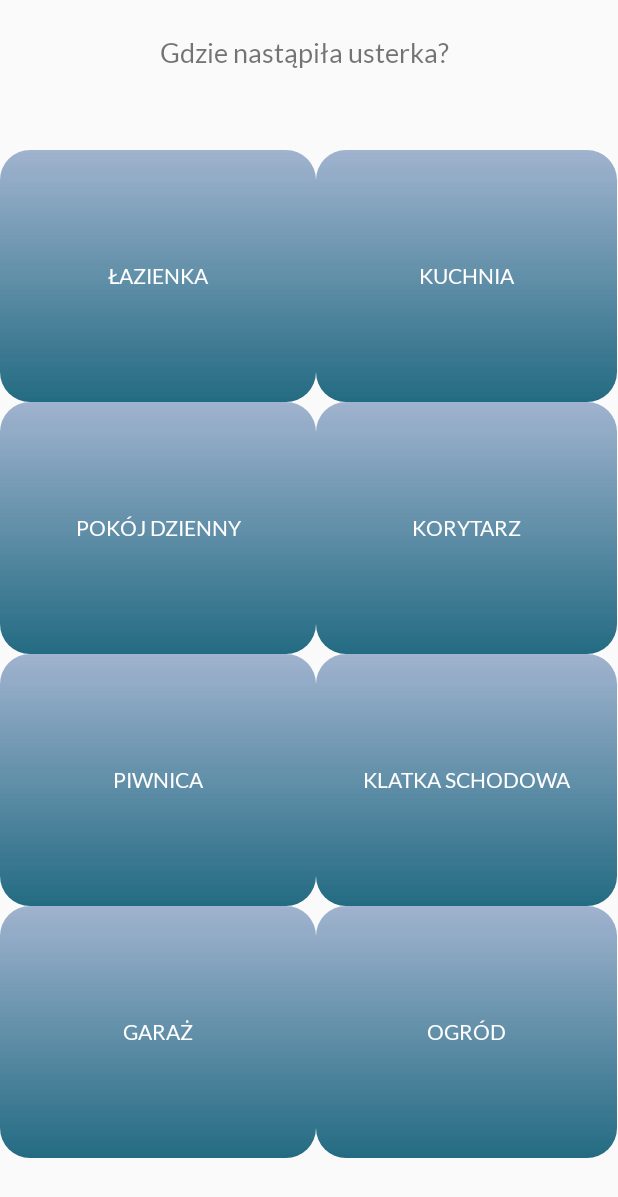
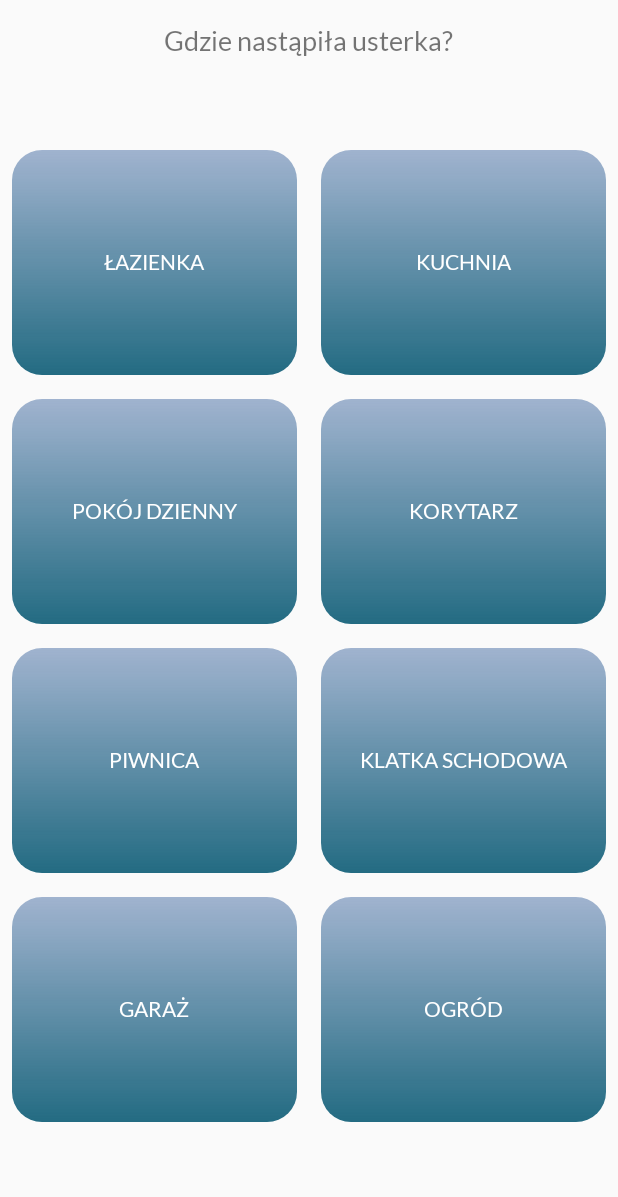
Before and after one commit to vegenative/Resident_Alert, an Android app: the PlaceActivity screen opened directly, with no data from a screen before it, on a phone screen of 412 x 824 dp. Shown: the top 1197 px of the screen. Run offline under Robolectric (Android 15) with nearby library versions, the phone set to English and light mode, and no system bars.

Commit message:
fix view bugs

```diff
--- a/app/src/main/res/layout/activity_place.xml
+++ b/app/src/main/res/layout/activity_place.xml
@@ -6,35 +6,57 @@
     android:layout_height="match_parent"
     tools:context=".activities.PlaceActivity">
 
+    <TextView
+        android:id="@+id/placeText"
+        android:layout_width="wrap_content"
+        android:layout_height="wrap_content"
+        android:layout_marginTop="16dp"
+        android:gravity="center"
+        android:text="Gdzie nastąpiła usterka?"
+        android:textAlignment="center"
+        android:textSize="18sp"
+        app:layout_constraintEnd_toEndOf="parent"
+        app:layout_constraintHorizontal_bias="0.497"
+        app:layout_constraintStart_toStartOf="parent"
+        app:layout_constraintTop_toTopOf="parent" />
+
     <ScrollView
         android:id="@+id/scrollView2"
-        android:layout_width="0dp"
+        android:layout_width="match_parent"
         android:layout_height="match_parent"
         android:layout_marginTop="100dp"
+        app:layout_constraintEnd_toEndOf="parent"
         app:layout_constraintStart_toStartOf="parent"
         app:layout_constraintTop_toBottomOf="@+id/placeText">
 
         <TableLayout
-            android:stretchColumns="*"
             android:layout_width="match_parent"
-            android:layout_height="wrap_content">
+            android:layout_height="0dp"
+            android:stretchColumns="*">
 
             <TableRow
                 android:layout_width="match_parent"
-                android:layout_height="match_parent">
+                android:layout_height="match_parent"
+                android:layout_marginBottom="16dp">
 
                 <Button
                     android:id="@+id/bathroomButton"
-                    android:layout_width="200dp"
-                    android:layout_height="168dp"
+                    android:layout_width="0dp"
+                    android:layout_height="150dp"
+                    android:layout_weight="1"
+                    android:layout_column="0"
+                    android:layout_marginHorizontal="8dp"
                     android:background="@drawable/sketch_button"
                     android:text="Łazienka"
                     android:textColor="#FFF" />
 
                 <Button
                     android:id="@+id/kitchenButton"
-                    android:layout_width="131dp"
-                    android:layout_height="match_parent"
+                    android:layout_width="0dp"
+                    android:layout_height="150dp"
+                    android:layout_weight="1"
+                    android:layout_column="1"
+                    android:layout_marginHorizontal="8dp"
                     android:background="@drawable/sketch_button"
                     android:text="Kuchnia"
                     android:textColor="#FFF" />
@@ -42,20 +64,27 @@
 
             <TableRow
                 android:layout_width="match_parent"
-                android:layout_height="match_parent">
+                android:layout_height="wrap_content"
+                android:layout_marginBottom="16dp">
 
                 <Button
                     android:id="@+id/salonButton"
-                    android:layout_width="210dp"
-                    android:layout_height="168dp"
+                    android:layout_width="0dp"
+                    android:layout_height="150dp"
+                    android:layout_weight="1"
+                    android:layout_column="0"
+                    android:layout_marginHorizontal="8dp"
                     android:background="@drawable/sketch_button"
                     android:text="Pokój dzienny"
                     android:textColor="#FFF" />
 
                 <Button
                     android:id="@+id/corridorButton"
-                    android:layout_width="200dp"
-                    android:layout_height="168dp"
+                    android:layout_width="0dp"
+                    android:layout_height="150dp"
+                    android:layout_weight="1"
+                    android:layout_column="1"
+                    android:layout_marginHorizontal="8dp"
                     android:background="@drawable/sketch_button"
                     android:text="Korytarz"
                     android:textColor="#FFF" />
@@ -64,20 +93,27 @@
 
             <TableRow
                 android:layout_width="match_parent"
-                android:layout_height="match_parent">
+                android:layout_height="150dp"
+                android:layout_marginBottom="16dp">
 
                 <Button
                     android:id="@+id/cellarButton"
-                    android:layout_width="210dp"
-                    android:layout_height="168dp"
+                    android:layout_width="0dp"
+                    android:layout_height="150dp"
+                    android:layout_weight="1"
+                    android:layout_column="0"
+                    android:layout_marginHorizontal="8dp"
                     android:background="@drawable/sketch_button"
                     android:text="Piwnica"
                     android:textColor="#FFF" />
 
                 <Button
                     android:id="@+id/staircaseButton"
-                    android:layout_width="200dp"
-                    android:layout_height="168dp"
+                    android:layout_width="0dp"
+                    android:layout_height="150dp"
+                    android:layout_weight="1"
+                    android:layout_column="1"
+                    android:layout_marginHorizontal="8dp"
                     android:background="@drawable/sketch_button"
                     android:text="Klatka schodowa"
                     android:textColor="#FFF" />
@@ -85,20 +121,27 @@
 
             <TableRow
                 android:layout_width="match_parent"
-                android:layout_height="match_parent">
+                android:layout_height="wrap_content"
+                android:layout_marginBottom="16dp">
 
                 <Button
                     android:id="@+id/garageButton"
-                    android:layout_width="210dp"
-                    android:layout_height="168dp"
+                    android:layout_width="0dp"
+                    android:layout_height="150dp"
+                    android:layout_weight="1"
+                    android:layout_column="0"
+                    android:layout_marginHorizontal="8dp"
                     android:background="@drawable/sketch_button"
                     android:text="Garaż"
                     android:textColor="#FFF" />
 
                 <Button
                     android:id="@+id/gardenButton"
-                    android:layout_width="200dp"
-                    android:layout_height="168dp"
+                    android:layout_width="0dp"
+                    android:layout_height="150dp"
+                    android:layout_column="1"
+                    android:layout_weight="1"
+                    android:layout_marginHorizontal="8dp"
                     android:background="@drawable/sketch_button"
                     android:text="Ogród"
                     android:textColor="#FFF" />
@@ -106,16 +149,4 @@
         </TableLayout>
     </ScrollView>
 
-    <TextView
-        android:id="@+id/placeText"
-        android:layout_width="198dp"
-        android:layout_height="38dp"
-        android:layout_marginTop="24dp"
-        android:text="Gdzie nastąpiła usterka?"
-        android:textSize="18sp"
-        app:layout_constraintEnd_toEndOf="parent"
-        app:layout_constraintHorizontal_bias="0.497"
-        app:layout_constraintStart_toStartOf="parent"
-        app:layout_constraintTop_toTopOf="parent" />
-
 </androidx.constraintlayout.widget.ConstraintLayout>
--- a/app/src/main/res/layout/activity_start.xml
+++ b/app/src/main/res/layout/activity_start.xml
@@ -22,7 +22,7 @@
     <androidx.viewpager.widget.ViewPager
         android:id="@+id/slideViewPager"
         android:layout_width="match_parent"
-        android:layout_height="600dp"
+        android:layout_height="500dp"
         app:layout_constraintEnd_toEndOf="parent"
         app:layout_constraintStart_toStartOf="parent"
         app:layout_constraintTop_toTopOf="parent"
@@ -35,7 +35,7 @@
         android:layout_width="wrap_content"
         android:layout_height="wrap_content"
         android:orientation="horizontal"
-        android:padding="20dp"
+        android:padding="10dp"
         app:layout_constraintBottom_toBottomOf="parent"
         app:layout_constraintEnd_toEndOf="parent"
         app:layout_constraintHorizontal_bias="0.5"
@@ -50,7 +50,6 @@
         android:id="@+id/loginButton"
         android:layout_width="295dp"
         android:layout_height="50dp"
-        android:layout_marginTop="12dp"
         android:background="@drawable/login_btn"
         android:text="@string/goNext"
         app:layout_constraintEnd_toEndOf="parent"
```
Also changed, not shown: app/src/main/res/layout/activity_action.xml (+88 -37 lines), app/src/main/res/layout/activity_complete.xml (+36 -23 lines), app/src/main/res/layout/slide_layout.xml (+4 -3 lines).
